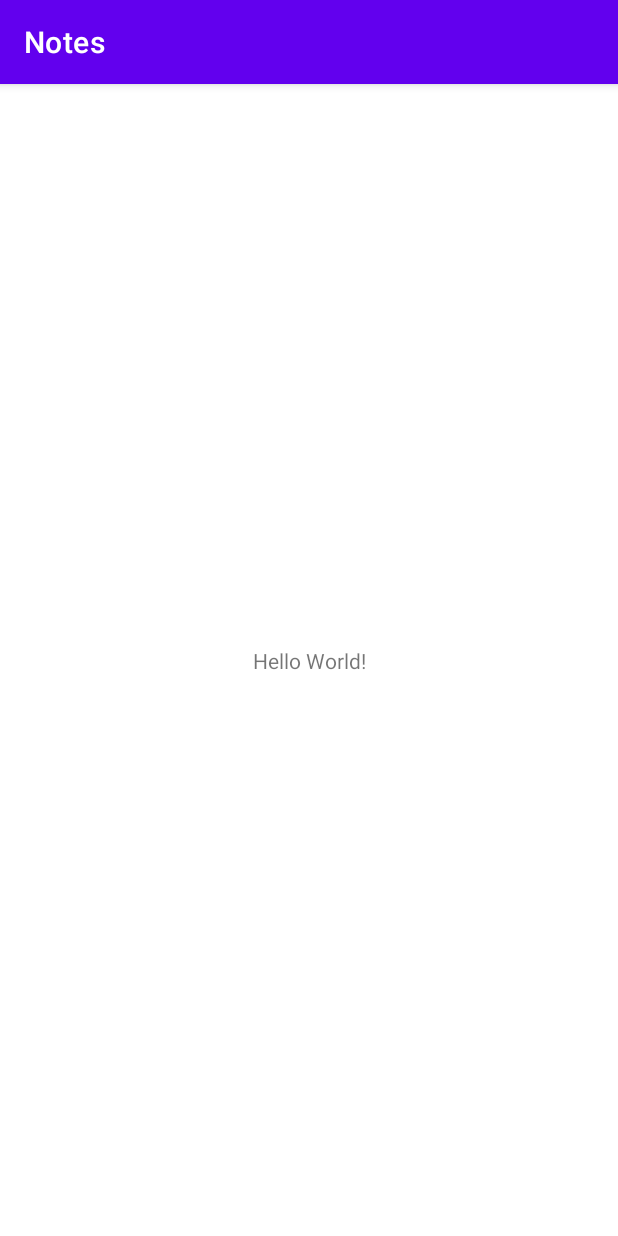
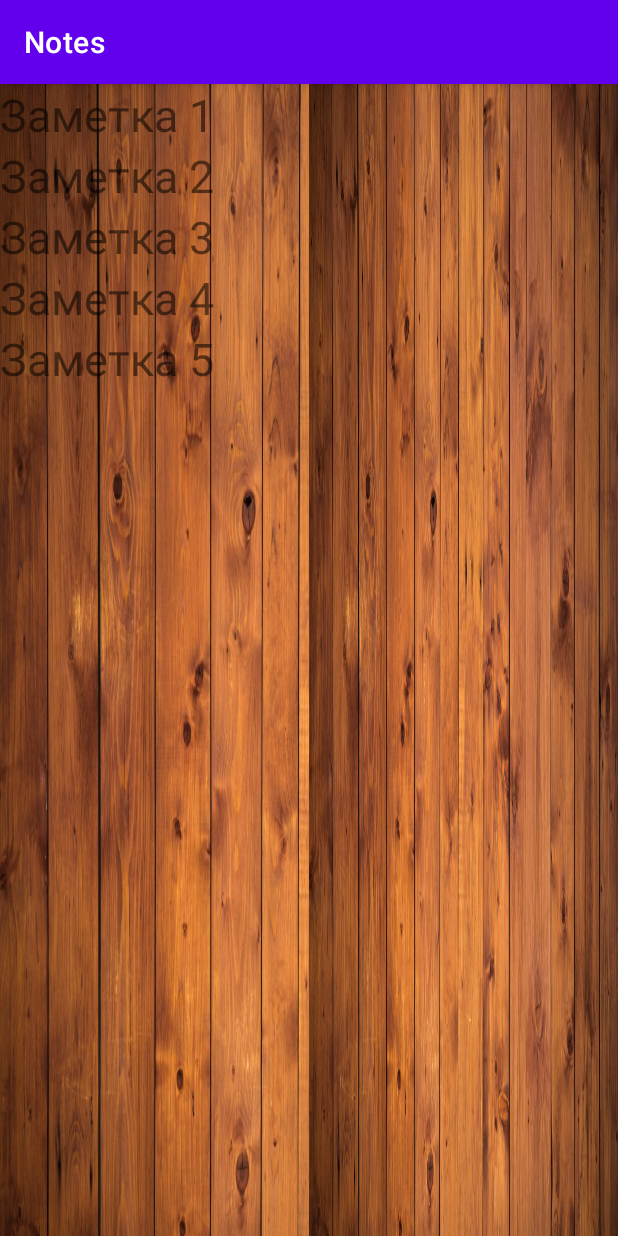
Before and after one commit to AlexandrLeontev/Android-Notes, an Android app: the screen it shows after launch (MainActivity), on a phone screen of 412 x 824 dp. Run offline under Robolectric (Android 15) with nearby library versions, the phone set to English and light mode, and no system bars.

Commit message:
Создал приложение Заметки. При нажатии на заметку открывается новое окно

```diff
--- a/app/build.gradle
+++ b/app/build.gradle
@@ -33,6 +33,7 @@ dependencies {
     implementation 'androidx.appcompat:appcompat:1.2.0'
     implementation 'com.google.android.material:material:1.3.0'
     implementation 'androidx.constraintlayout:constraintlayout:2.0.4'
+    implementation 'androidx.legacy:legacy-support-v4:1.0.0'
     testImplementation 'junit:junit:4.+'
     androidTestImplementation 'androidx.test.ext:junit:1.1.2'
     androidTestImplementation 'androidx.test.espresso:espresso-core:3.3.0'
--- a/app/src/main/AndroidManifest.xml
+++ b/app/src/main/AndroidManifest.xml
@@ -9,6 +9,7 @@
         android:roundIcon="@mipmap/ic_launcher_round"
         android:supportsRtl="true"
         android:theme="@style/Theme.Notes">
+        <activity android:name=".ImageForNotesActivity"></activity>
         <activity android:name=".MainActivity">
             <intent-filter>
                 <action android:name="android.intent.action.MAIN" />
--- /dev/null
+++ b/app/src/main/java/ru/geekbrains/notes/Note.java
@@ -0,0 +1,53 @@
+package ru.geekbrains.notes;
+
+import android.os.Parcel;
+import android.os.Parcelable;
+
+public class Note implements Parcelable {
+    private int imageIndex;
+    private String noteName;
+
+    public Note(int imageIndex, String noteName){
+        this.imageIndex = imageIndex;
+        this.noteName = noteName;
+    }
+
+    protected Note(Parcel in) {
+        imageIndex = in.readInt();
+        noteName = in.readString();
+    }
+
+    public static final Creator<Note> CREATOR = new Creator<Note>() {
+        @Override
+        public Note createFromParcel(Parcel in) {
+            return new Note(in);
+        }
+
+        @Override
+        public Note[] newArray(int size) {
+            return new Note[size];
+        }
+    };
+
+    @Override
+    public void writeToParcel(Parcel dest, int flags) {
+        dest.writeInt(imageIndex);
+        dest.writeString(noteName);
+    }
+
+    @Override
+    public int describeContents() {
+        return 0;
+    }
+
+
+    public int getImageIndex() {
+        return imageIndex;
+    }
+
+    public String getNoteName() {
+        return noteName;
+    }
+
+
+}
--- /dev/null
+++ b/app/src/main/java/ru/geekbrains/notes/NotesFragment.java
@@ -0,0 +1,124 @@
+package ru.geekbrains.notes;
+
+import android.content.Intent;
+import android.content.res.Configuration;
+import android.os.Bundle;
+import android.view.LayoutInflater;
+import android.view.View;
+import android.view.ViewGroup;
+import android.widget.LinearLayout;
+import android.widget.TextView;
+
+import androidx.annotation.NonNull;
+import androidx.annotation.Nullable;
+import androidx.fragment.app.Fragment;
+import androidx.fragment.app.FragmentManager;
+import androidx.fragment.app.FragmentTransaction;
+
+public class NotesFragment extends Fragment {
+
+    public static final String CURRENT_NOTE = "CurrentNote";
+    private Note currentNote;
+    private boolean isLandscape;
+
+    // При создании фрагмента укажем его макет
+    @Override
+    public View onCreateView(LayoutInflater inflater, ViewGroup container,
+                             Bundle savedInstanceState) {
+        return inflater.inflate(R.layout.fragment_notes, container, false);
+    }
+
+    // вызывается после создания макета фрагмента, здесь мы проинициализируем список
+    @Override
+    public void onViewCreated(@NonNull View view, @Nullable Bundle savedInstanceState) {
+        super.onViewCreated(view, savedInstanceState);
+        initList(view);
+    }
+
+    // создаём список заметок на экране из массива в ресурсах
+    private void initList(View view) {
+        LinearLayout layoutView = (LinearLayout)view;
+        String[] notes = getResources().getStringArray(R.array.notes);
+
+        // В этом цикле создаём элемент TextView,
+        // заполняем его значениями,
+        // и добавляем на экран.
+        // Кроме того, создаём обработку касания на элемент
+        for(int i=0; i < notes.length; i++){
+            String note = notes[i];
+            TextView tv = new TextView(getContext());
+            tv.setText(note);
+            tv.setTextSize(30);
+            layoutView.addView(tv);
+            final int fi = i;
+            tv.setOnClickListener(new View.OnClickListener() {
+                @Override
+                public void onClick(View v) {
+                    currentNote = new Note(fi, getResources().getStringArray(R.array.notes) [fi]);
+                    showImageForNotes(currentNote);
+                }
+            });
+        }
+    }
+
+    // Сохраним текущую позицию (вызывается перед выходом из фрагмента)
+    @Override
+    public void onSaveInstanceState(@NonNull Bundle outState) {
+        outState.putParcelable(CURRENT_NOTE, currentNote);
+        super.onSaveInstanceState(outState);
+    }
+
+    // activity создана, можно к ней обращаться. Выполним начальные действия
+    @Override
+    public void onActivityCreated(Bundle savedInstanceState) {
+        super.onActivityCreated(savedInstanceState);
+
+        // Определение, можно ли будет расположить рядом герб в другом фрагменте
+        isLandscape = getResources().getConfiguration().orientation
+                == Configuration.ORIENTATION_LANDSCAPE;
+        // Если это не первое создание, то восстановим текущую позицию
+
+        if (savedInstanceState != null) {
+            currentNote = savedInstanceState.getParcelable(CURRENT_NOTE);
+        } else {
+            // Если восстановить не удалось, то сделаем объект с первым индексом
+            currentNote = new Note(0, getResources().getStringArray(R.array.notes)[0]);
+        }
+
+        // Если можно нарисовать рядом герб, то сделаем это
+        if (isLandscape) {
+            showLandImageForNotes(currentNote);
+        }
+    }
+
+    private void showImageForNotes(Note currentNote) {
+        if (isLandscape) {
+            showLandImageForNotes(currentNote);
+        } else {
+            showPortImageForNotes(currentNote);
+        }
+    }
+
+    // Показать герб в ландшафтной ориентации
+    private void showLandImageForNotes(Note currentNote) {
+        // Создаём новый фрагмент с текущей позицией для вывода герба
+        ImageForNotesFragment detail = ImageForNotesFragment.newInstance(currentNote);
+
+        // Выполняем транзакцию по замене фрагмента
+        FragmentManager fragmentManager = requireActivity().getSupportFragmentManager();
+        FragmentTransaction fragmentTransaction = fragmentManager.beginTransaction();
+        fragmentTransaction.replace(R.id.imgs_for_notes, detail);  // замена фрагмента
+        fragmentTransaction.setTransition(FragmentTransaction.TRANSIT_FRAGMENT_FADE);
+        fragmentTransaction.commit();
+    }
+
+    // Показать цифру в портретной ориентации.
+    private void showPortImageForNotes(Note currentNote) {
+        // Откроем вторую activity
+        Intent intent = new Intent();
+        intent.setClass(getActivity(), ImageForNotesActivity.class);
+        // и передадим туда параметры
+        intent.putExtra(ImageForNotesFragment.ARG_NOTE, currentNote);
+        startActivity(intent);
+    }
+}
--- a/app/src/main/res/layout/activity_main.xml
+++ b/app/src/main/res/layout/activity_main.xml
@@ -1,18 +1,24 @@
 <?xml version="1.0" encoding="utf-8"?>
-<androidx.constraintlayout.widget.ConstraintLayout xmlns:android="http://schemas.android.com/apk/res/android"
-    xmlns:app="http://schemas.android.com/apk/res-auto"
-    xmlns:tools="http://schemas.android.com/tools"
+<!-- это макет для альбомной ориентации -->
+<LinearLayout xmlns:android="http://schemas.android.com/apk/res/android"
+    android:orientation="horizontal"
     android:layout_width="match_parent"
-    android:layout_height="match_parent"
-    tools:context=".MainActivity">
+    android:background="@drawable/tree"
+    android:layout_height="match_parent">
 
-    <TextView
-        android:layout_width="wrap_content"
-        android:layout_height="wrap_content"
-        android:text="Hello World!"
-        app:layout_constraintBottom_toBottomOf="parent"
-        app:layout_constraintLeft_toLeftOf="parent"
-        app:layout_constraintRight_toRightOf="parent"
-        app:layout_constraintTop_toTopOf="parent" />
+    <!-- Фрагмент с выбором цифр -->
+    <fragment android:name="ru.geekbrains.notes.NotesFragment"
+        android:id="@+id/notes"
+        android:layout_weight="1"
+        android:layout_width="@dimen/layout_width"
+        android:layout_height="match_parent" />
 
-</androidx.constraintlayout.widget.ConstraintLayout>
+    <!-- Здесь будет изображение выбранной цифры -->
+    <FrameLayout
+        android:id="@+id/imgs_for_notes"
+        android:layout_width="@dimen/layout_width"
+        android:layout_height="match_parent"
+        android:layout_weight="1"
+        android:background="@drawable/tree"/>
+
+</LinearLayout>
--- /dev/null
+++ b/app/src/main/res/layout/fragment_notes.xml
@@ -0,0 +1,6 @@
+<?xml version="1.0" encoding="utf-8"?>
+<LinearLayout xmlns:android="http://schemas.android.com/apk/res/android"
+    android:orientation="vertical"
+    android:layout_width="match_parent"
+    android:layout_height="match_parent">
+</LinearLayout>
--- /dev/null
+++ b/app/src/main/res/values/arrays.xml
@@ -0,0 +1,18 @@
+<?xml version="1.0" encoding="utf-8"?>
+<resources>
+    <string-array name="notes">
+        <item>Заметка 1</item>
+        <item>Заметка 2</item>
+        <item>Заметка 3</item>
+        <item>Заметка 4</item>
+        <item>Заметка 5</item>
+    </string-array>
+
+    <integer-array name="images_for_notes">
+        <item>@drawable/one</item>
+        <item>@drawable/two</item>
+        <item>@drawable/three</item>
+        <item>@drawable/four</item>
+        <item>@drawable/five</item>
+    </integer-array>
+</resources>
--- /dev/null
+++ b/app/src/main/res/values/dimens.xml
@@ -0,0 +1,6 @@
+<?xml version="1.0" encoding="utf-8"?>
+<resources>
+    <dimen name="layout_width">0px</dimen>
+    <dimen name="textSize">30sp</dimen>
+
+</resources>
--- a/app/src/main/res/values/strings.xml
+++ b/app/src/main/res/values/strings.xml
@@ -1,3 +1,5 @@
 <resources>
     <string name="app_name">Notes</string>
+    <!-- TODO: Remove or change this placeholder text -->
+    <string name="hello_blank_fragment">Hello blank fragment</string>
 </resources>
```
Also changed, not shown: app/src/main/java/ru/geekbrains/notes/ImageForNotesActivity.java (added, +33 -0 lines), app/src/main/java/ru/geekbrains/notes/ImageForNotesFragment.java (added, +56 -0 lines), app/src/main/java/ru/geekbrains/notes/MainActivity.java (+9 -0 lines), app/src/main/res/layout/activity_image_for_notes.xml (added, +10 -0 lines), app/src/main/res/layout/fragment_images_for_notes.xml (added, +26 -0 lines), app/src/main/res/drawable/five.png (added), app/src/main/res/drawable/four.png (added), app/src/main/res/drawable/one.webp (added), app/src/main/res/drawable/three.png (added), app/src/main/res/drawable/tree.jpg (added), app/src/main/res/drawable/two.png (added).
